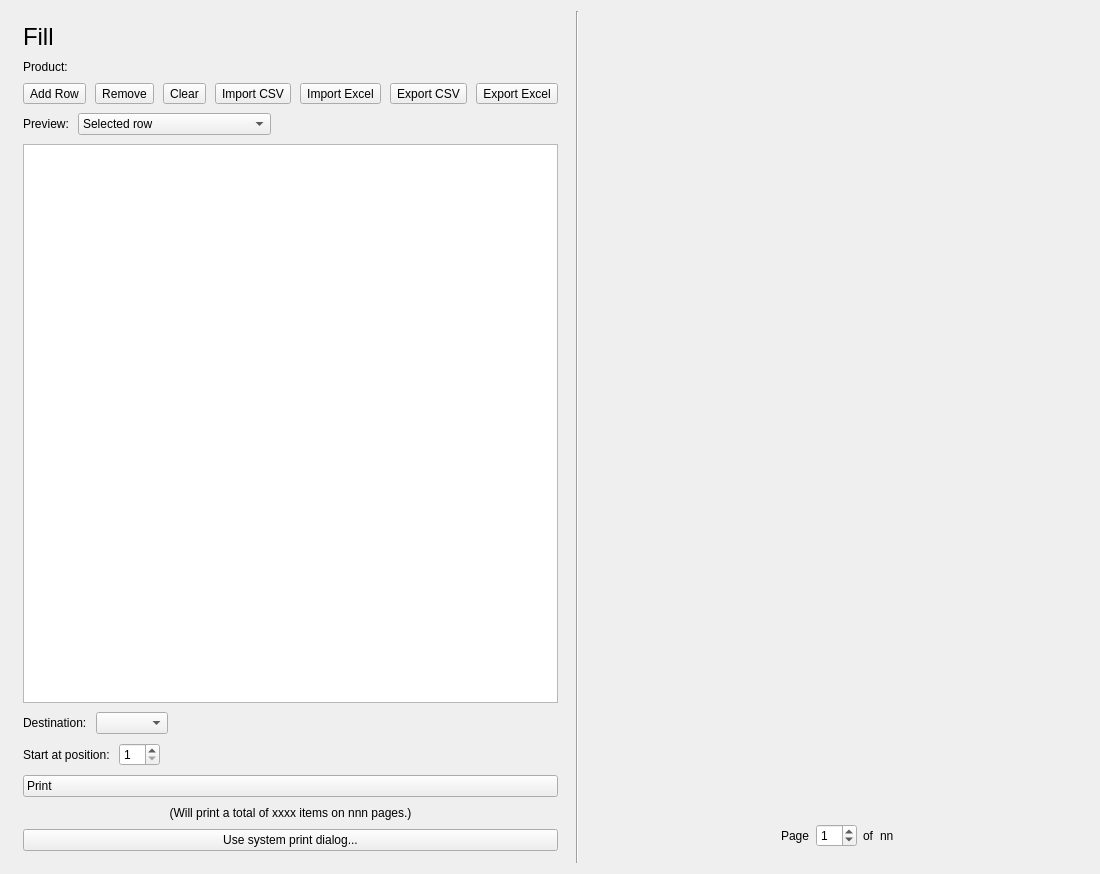
Old version of the form glabels/ui/FillView.ui in the repository SchneiderWasTaken/glabels-neo.
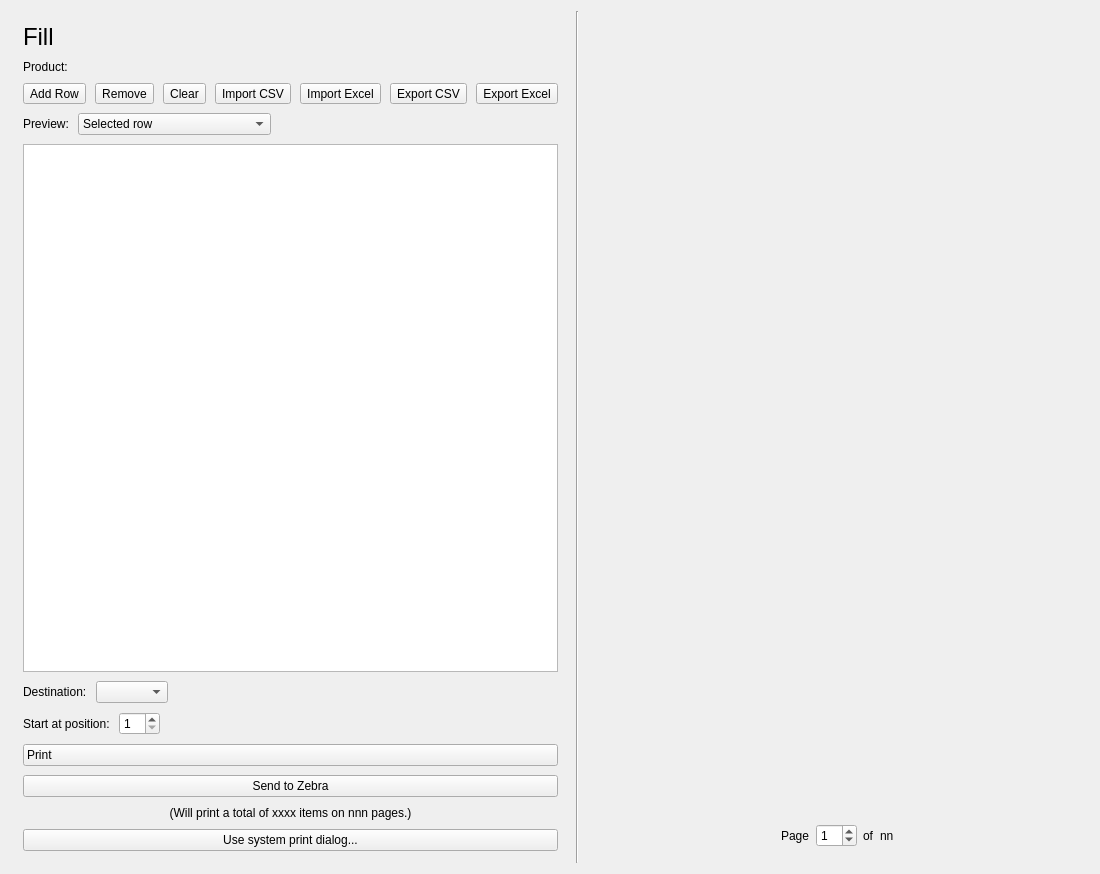
New version of the form. Icons and pictures are not drawn. Custom widgets are drawn as their Qt base class.

Diff of the .ui file:
```diff
--- a/glabels/ui/FillView.ui
+++ b/glabels/ui/FillView.ui
@@ -291,6 +291,13 @@
        </property>
       </widget>
      </item>
+     <item>
+      <widget class="QPushButton" name="zplButton">
+       <property name="text">
+        <string>Send to Zebra</string>
+       </property>
+      </widget>
+     </item>
      <item>
       <widget class="QLabel" name="printDescriptionLabel">
        <property name="text">
```
Left out of the diff: 7 changed lines with no effect on the pictures.
